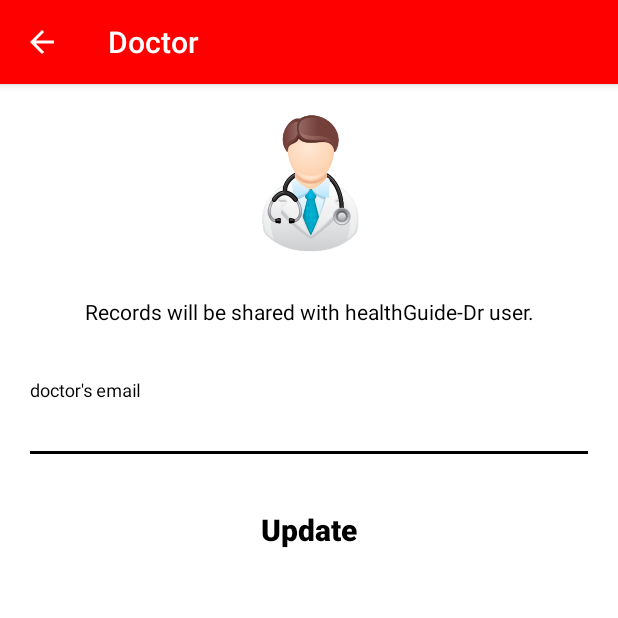
After one commit to healthGuide/android-app, an Android app: the doctor screen opened directly, with no data from a screen before it, on a phone screen of 412 x 824 dp, the top half of it. The commit adds this screen. Run offline under Robolectric (Android 15) with nearby library versions, the phone set to English and light mode, and no system bars; our stand-ins replace Firebase (no records; nobody signed in at launch, a user with empty details on screens opened directly).

Commit message:
record sync debugged

```diff
--- a/app/src/main/java/rkapoors/healthguide/checkrecord.java
+++ b/app/src/main/java/rkapoors/healthguide/checkrecord.java
@@ -124,8 +124,6 @@ public class checkrecord extends AppCompatActivity {
 
             handler.postDelayed(new Runnable() {
                 public void run() {
-                    pd.dismiss();
-
                     if(flag==1){
                         recycleadapter recycadp = new recycleadapter(list,checkrecord.this);
                         recycadp.notifyDataSetChanged();
@@ -137,6 +135,8 @@ public class checkrecord extends AppCompatActivity {
                     else{
                         Snackbar.make(relativeLayout,"Check Connection or Constraints.",Snackbar.LENGTH_LONG).show();
                     }
+
+                    pd.dismiss();
                 }
             },500);    //show for atlest 500 msec
         }
--- /dev/null
+++ b/app/src/main/java/rkapoors/healthguide/doctor.java
@@ -0,0 +1,169 @@
+package rkapoors.healthguide;
+
+import android.app.ProgressDialog;
+import android.content.Context;
+import android.os.AsyncTask;
+import android.os.Handler;
+import android.support.design.widget.CoordinatorLayout;
+import android.support.design.widget.Snackbar;
+import android.support.v7.app.ActionBar;
+import android.support.v7.app.AppCompatActivity;
+import android.os.Bundle;
+import android.text.TextUtils;
+import android.view.View;
+import android.view.inputmethod.InputMethodManager;
+import android.widget.Button;
+import android.widget.EditText;
+
+import com.google.firebase.auth.FirebaseAuth;
+import com.google.firebase.auth.FirebaseUser;
+import com.google.firebase.database.DataSnapshot;
+import com.google.firebase.database.DatabaseError;
+import com.google.firebase.database.DatabaseReference;
+import com.google.firebase.database.FirebaseDatabase;
+import com.google.firebase.database.ValueEventListener;
+
+public class doctor extends AppCompatActivity {
+
+    FirebaseDatabase database;
+    DatabaseReference databaseReference;
+
+    EditText mail;
+    Button upbt;
+
+    int flg;
+    String uidofuser="",uidofdoc="";
+    String docmail="",mailofuser="",readid="";
+
+    CoordinatorLayout coordinatorLayout;
+
+    @Override
+    protected void onCreate(Bundle savedInstanceState) {
+        super.onCreate(savedInstanceState);
+        setContentView(R.layout.activity_doctor);
+
+        coordinatorLayout = (CoordinatorLayout)findViewById(R.id.coordinatorLayout);
+        mail = (EditText)findViewById(R.id.email);
+        upbt = (Button)findViewById(R.id.btn);
+
+        setTitle("Doctor");
+        ActionBar actionBar =getSupportActionBar();
+        if(actionBar!=null){
+            actionBar.setDisplayHomeAsUpEnabled(true);
+        }
+
+        final FirebaseUser user = FirebaseAuth.getInstance().getCurrentUser();
+        if (user != null) {uidofuser = user.getUid();mailofuser=user.getEmail();}
+
+        database=FirebaseDatabase.getInstance();
+        databaseReference=database.getReference();
+
+        databaseReference.child("users").child(uidofuser).child("doctor").addListenerForSingleValueEvent(new ValueEventListener() {
+            @Override
+            public void onDataChange(DataSnapshot dataSnapshot) {
+                String curdoc = dataSnapshot.child("email").getValue(String.class);
+                if(curdoc!=null) mail.setText(curdoc);
+            }
+
+            @Override
+            public void onCancelled(DatabaseError databaseError) {
+
+            }
+        });
+
+        upbt.setOnClickListener(new View.OnClickListener() {
+            @Override
+            public void onClick(View view) {
+                flg=0;
+
+                InputMethodManager imm = (InputMethodManager) getSystemService(Context.INPUT_METHOD_SERVICE);
+                imm.hideSoftInputFromWindow(coordinatorLayout.getWindowToken(), 0);
+
+                docmail=mail.getText().toString().trim();
+
+                if(TextUtils.isEmpty(docmail)){
+                    Snackbar.make(coordinatorLayout,"Doctor's email can't be empty",Snackbar.LENGTH_LONG).show();
+                    return;
+                }
+                fetchrecord task = new fetchrecord(doctor.this);
+                task.execute();
+            }
+        });
+    }
+
+    private class fetchrecord extends AsyncTask<Void, Void, Void> {
+        private ProgressDialog pd;
+
+        public fetchrecord(doctor activity){
+            pd = new ProgressDialog(activity);
+        }
+
+        @Override
+        protected void onPreExecute(){
+            pd.setMessage("Please wait a moment...");
+            pd.setProgressStyle(ProgressDialog.STYLE_SPINNER);
+            pd.setCancelable(false);
+            pd.show();
+        }
+
+        @Override
+        protected void onPostExecute(Void result){
+            super.onPostExecute(result);
+            Handler handler = new Handler();
+
+            handler.postDelayed(new Runnable() {
+                public void run() {
+                    if(flg==1){
+                        DatabaseReference temp = databaseReference.child("doctors").child(uidofdoc).child("patients");
+                        readid = temp.push().getKey();
+                        temp.child(readid).child("uid").setValue(uidofuser);
+                        temp.child(readid).child("email").setValue(mailofuser);
+
+                        databaseReference.child("users").child(uidofuser).child("doctor").child("uid").setValue(uidofdoc);
+                        databaseReference.child("users").child(uidofuser).child("doctor").child("email").setValue(docmail);
+
+                        Snackbar.make(coordinatorLayout,"Updated Successfully.",Snackbar.LENGTH_LONG).show();
+                    }
+                    else{
+                        Snackbar.make(coordinatorLayout,"Doctor is not registered with healthGuide-Dr.",Snackbar.LENGTH_LONG).show();
+                    }
+
+                    pd.dismiss();
+                }
+            },500);    //show for atlest 500 msec
+        }
+
+        @Override
+        protected Void doInBackground(Void... params){
+            try{
+                    databaseReference.child("doctors").addValueEventListener(new ValueEventListener() {
+                        @Override
+                        public void onDataChange(DataSnapshot dataSnapshot) {
+                            for (DataSnapshot dts : dataSnapshot.getChildren()){
+                                if(dts.child("email").getValue(String.class).equals(docmail)){
+                                    flg=1;
+                                    uidofdoc = dts.getKey();
+                                    break;
+                                }
+                            }
+                        }
+                        @Override
+                        public void onCancelled(DatabaseError databaseError) {
+
+                        }
+                    });
+
+            }
+            catch(Exception e){
+                e.printStackTrace();
+            }
+            return null;
+        }
+    }
+
+    @Override
+    public boolean onSupportNavigateUp(){
+        finish();
+        return true;
+    }
+}
--- a/app/src/main/java/rkapoors/healthguide/newrecord.java
+++ b/app/src/main/java/rkapoors/healthguide/newrecord.java
@@ -81,7 +81,7 @@ public class newrecord extends AppCompatActivity {
         mFirebaseDatabase.child("users").child(uidofuser).child("doctor").addListenerForSingleValueEvent(new ValueEventListener() {
             @Override
             public void onDataChange(DataSnapshot dataSnapshot) {
-                String username = dataSnapshot.getValue(String.class);
+                String username = dataSnapshot.child("email").getValue(String.class);
                 if(username!=null)
                 mailuser.setText("Sharing with : "+username);
             }
--- a/app/src/main/res/layout/activity_contacts.xml
+++ b/app/src/main/res/layout/activity_contacts.xml
@@ -95,5 +95,4 @@
         android:dividerHeight="2dp"
         />
 
-
 </RelativeLayout>
--- /dev/null
+++ b/app/src/main/res/layout/activity_doctor.xml
@@ -0,0 +1,71 @@
+<?xml version="1.0" encoding="utf-8"?>
+<android.support.design.widget.CoordinatorLayout
+    xmlns:android="http://schemas.android.com/apk/res/android"
+    xmlns:tools="http://schemas.android.com/tools"
+    android:id="@+id/coordinatorLayout"
+    android:layout_width="match_parent"
+    android:layout_height="match_parent"
+    android:layout_gravity="center"
+    android:background="#fff"
+    android:fitsSystemWindows="true"
+    tools:context="rkapoors.healthguide.doctor">
+
+    <ScrollView
+        android:layout_width="match_parent"
+        android:layout_height="wrap_content">
+        <LinearLayout
+            android:layout_width="fill_parent"
+            android:layout_height="wrap_content"
+            android:gravity="center"
+            android:orientation="vertical"
+            android:padding="@dimen/activity_horizontal_margin">
+
+            <ImageView
+                android:layout_width="@dimen/logo_w_h"
+                android:layout_height="@dimen/logo_w_h"
+                android:layout_gravity="center_horizontal"
+                android:layout_marginBottom="10dp"
+                android:src="@drawable/docrec" />
+
+            <TextView
+                android:layout_width="wrap_content"
+                android:layout_height="wrap_content"
+                android:layout_marginBottom="20dp"
+                android:gravity="center_horizontal"
+                android:padding="@dimen/activity_horizontal_margin"
+                android:text="Records will be shared with healthGuide-Dr user."
+                android:textColor="@android:color/black"
+                android:textSize="14sp" />
+
+            <android.support.design.widget.TextInputLayout
+                android:layout_width="match_parent"
+                android:layout_height="wrap_content">
+
+                <EditText
+                    android:id="@+id/email"
+                    android:layout_width="match_parent"
+                    android:layout_height="wrap_content"
+                    android:hint="doctor's email"
+                    android:inputType="textEmailAddress"
+                    android:textColor="#000"
+                    android:textColorHint="#000"
+                    />
+            </android.support.design.widget.TextInputLayout>
+
+            <!-- Login Button -->
+
+            <Button
+                android:id="@+id/btn"
+                android:layout_width="fill_parent"
+                android:layout_height="wrap_content"
+                android:layout_marginTop="20dip"
+                android:background="@null"
+                android:text="Update"
+                android:textColor="#000"
+                android:textStyle="bold"
+                android:textSize="20sp"
+                android:textAllCaps="false"/>
+
+        </LinearLayout>
+    </ScrollView>
+</android.support.design.widget.CoordinatorLayout>
```
Also changed, not shown: app/src/main/AndroidManifest.xml (+7 -2 lines), app/src/main/java/rkapoors/healthguide/contacts.java (+43 -3 lines), app/src/main/java/rkapoors/healthguide/settings.java (+7 -88 lines), app/src/main/res/layout/activity_settings.xml (+6 -12 lines), app/src/main/res/layout/prompts1.xml (deleted, +0 -26 lines), 1 other file.
